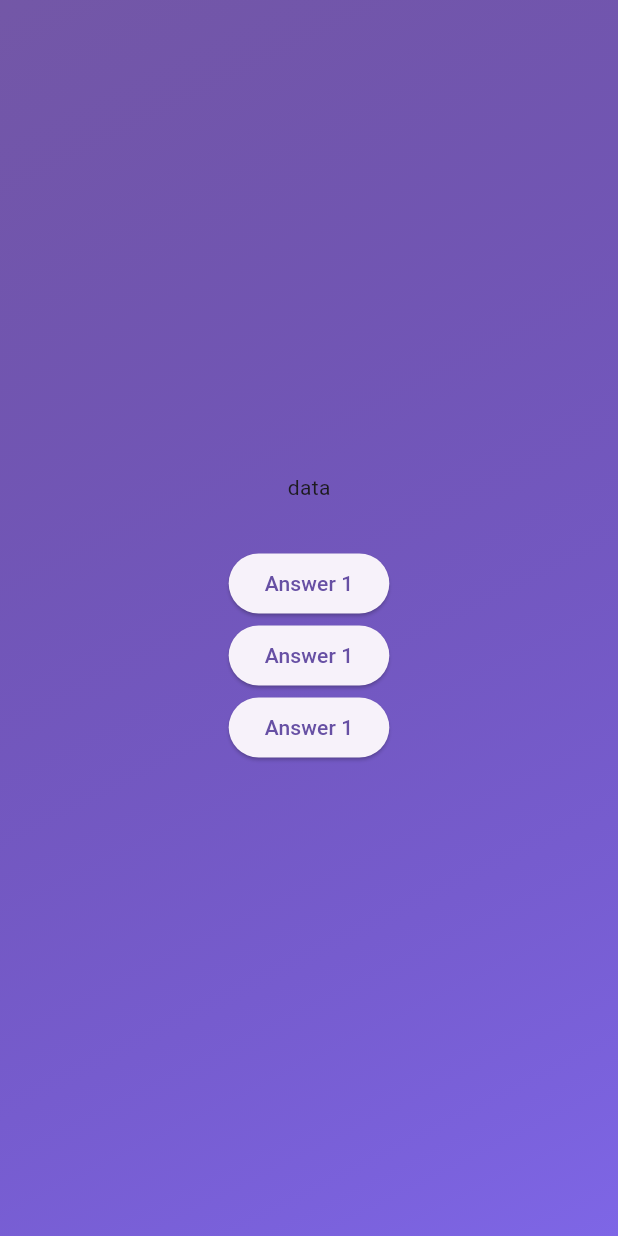
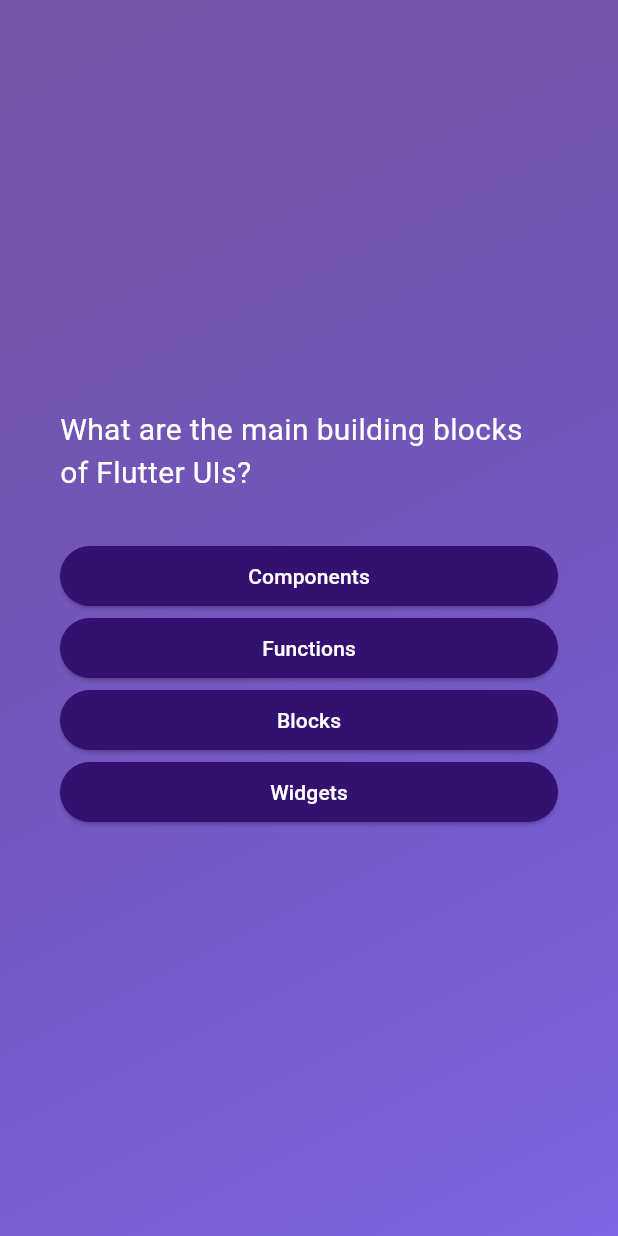
Before and after one commit to mk8270/flutter_quiz_app, a Flutter app: the screen it shows after launch, after a tap on "Start Quiz", on a phone screen of 412 x 824 dp. Run offline on Flutter 3.47's test engine with Material 3 defaults, Android fonts, the phone set to English and light mode, and no system bars.

Commit message:
getShuffle function

```diff
--- /dev/null
+++ b/lib/answer_button.dart
@@ -0,0 +1,23 @@
+import 'package:flutter/material.dart';
+
+class AnswerButton extends StatelessWidget {
+  const AnswerButton({super.key, required this.answers, required this.onTap});
+
+  final String answers;
+  final Function() onTap;
+
+  @override
+  Widget build(BuildContext context) {
+    return ElevatedButton(
+      style: ElevatedButton.styleFrom(
+          padding: const EdgeInsets.symmetric(
+            horizontal: 20,
+            vertical: 10,
+          ),
+          backgroundColor: const Color.fromARGB(255, 52, 16, 112),
+          foregroundColor: Colors.white),
+      onPressed: onTap,
+      child: Text(answers),
+    );
+  }
+}
--- a/lib/models/quiz_questions.dart
+++ b/lib/models/quiz_questions.dart
@@ -3,4 +3,10 @@ class QuizQuestion {
 
   final String text;
   final List<String> question;
+
+  List<String> getShuffiledAnswer() {
+    final shuffiled = List.of(question);
+    shuffiled.shuffle();
+    return shuffiled;
+  }
 }
--- a/lib/questions.dart
+++ b/lib/questions.dart
@@ -1,4 +1,6 @@
 import 'package:flutter/material.dart';
+import 'package:quizapp/answer_button.dart';
+import 'package:quizapp/data/questions.dart';
 
 class QuestionsScreen extends StatefulWidget {
   const QuestionsScreen({super.key});
@@ -10,27 +12,34 @@ class QuestionsScreen extends StatefulWidget {
 class _QuestionsScreenState extends State<QuestionsScreen> {
   @override
   Widget build(BuildContext context) {
-    return Column(
+    final question = questions[0];
+    return Container(
+      margin: const EdgeInsets.all(40),
+      child: Column(
         mainAxisAlignment: MainAxisAlignment.center,
+        crossAxisAlignment: CrossAxisAlignment.stretch,
         children: [
-        const Text('data'),
+          Center(
+            child: Text(
+              question.text,
+              style: const TextStyle(
+                color: Colors.white,
+                fontSize: 20,
+              ),
+            ),
+          ),
           const SizedBox(
             width: double.infinity,
             height: 30,
           ),
-        ElevatedButton(
-          onPressed: () {},
-          child: const Text("Answer 1"),
+          ...question.getShuffiledAnswer().map(
+                (e) => AnswerButton(
+                  answers: e,
+                  onTap: () {},
                 ),
-        ElevatedButton(
-          onPressed: () {},
-          child: const Text("Answer 1"),
-        ),
-        ElevatedButton(
-          onPressed: () {},
-          child: const Text("Answer 1"),
               ),
         ],
+      ),
     );
   }
 }
```
Lines whose indentation alone changed are shown as unchanged.
